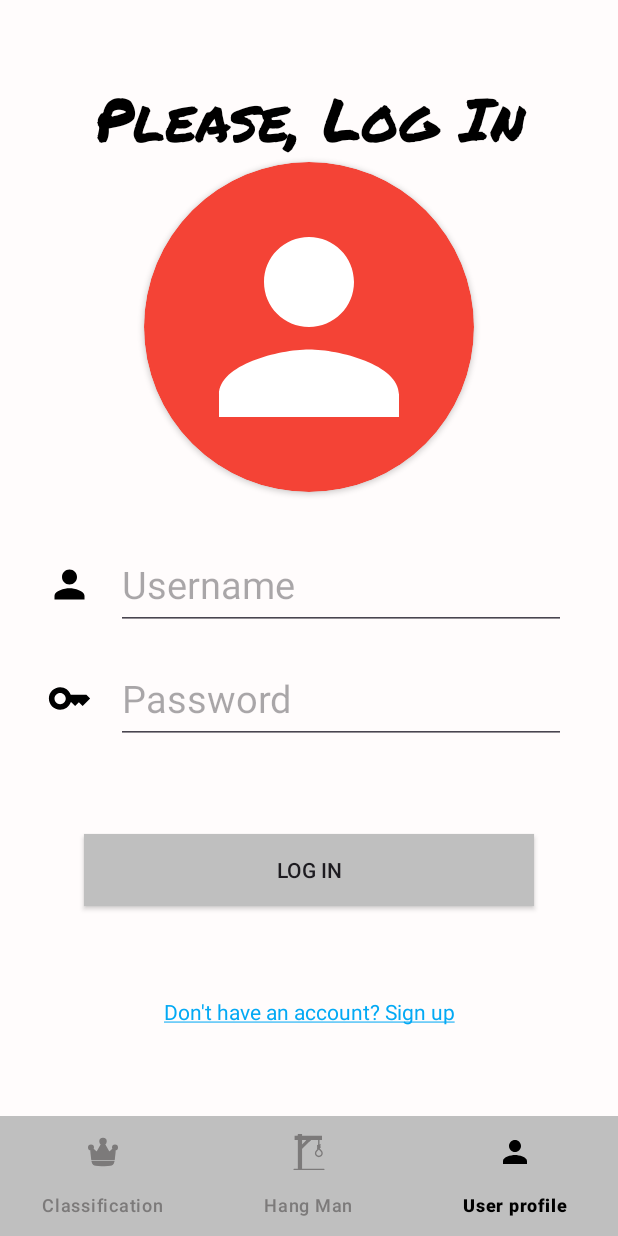
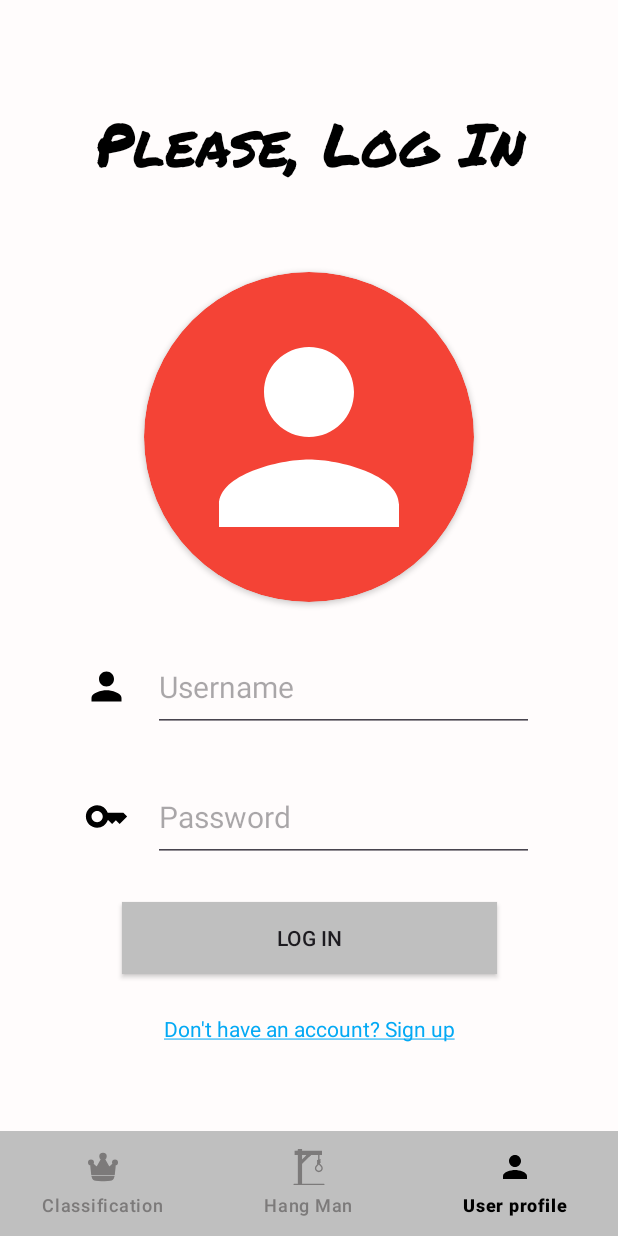
Before and after one commit to sgaleraalq/HangManGame, an Android app: the UserFragment screen opened through its navigation route, on a phone screen of 412 x 824 dp. Run offline under Robolectric (Android 15) with nearby library versions, the phone set to English and light mode, and no system bars; our stand-ins replace Dagger/Hilt's generated code, navigation-ui.

Commit message:
Some updates in layout

```diff
--- a/app/src/main/res/layout/activity_main.xml
+++ b/app/src/main/res/layout/activity_main.xml
@@ -22,7 +22,7 @@
     <com.google.android.material.bottomnavigation.BottomNavigationView
         android:id="@+id/navigationBar"
         android:layout_width="0dp"
-        android:layout_height="wrap_content"
+        android:layout_height="70dp"
         android:background="@color/darkWhite"
         app:itemActiveIndicatorStyle="@null"
         app:itemIconTint="@color/bottom_nav_selector"
--- a/app/src/main/res/layout/fragment_user.xml
+++ b/app/src/main/res/layout/fragment_user.xml
@@ -16,27 +16,28 @@
             android:id="@+id/ivLogInTitle"
             android:layout_width="match_parent"
             android:layout_height="wrap_content"
-            android:layout_marginTop="50dp"
+            android:layout_marginTop="40dp"
             android:fontFamily="@font/permanent_marker"
             android:gravity="center"
             android:text="@string/pleaseLogIn"
             android:textColor="@color/black"
             android:textSize="40sp"
+            app:layout_constraintBottom_toTopOf="@id/cvAccountImage"
             app:layout_constraintEnd_toEndOf="parent"
             app:layout_constraintStart_toStartOf="parent"
-            app:layout_constraintTop_toTopOf="parent"
-            app:layout_constraintBottom_toTopOf="@id/cvAccountImage"/>
+            app:layout_constraintTop_toTopOf="parent" />
 
         <androidx.cardview.widget.CardView
             android:id="@+id/cvAccountImage"
             android:layout_width="220dp"
             android:layout_height="220dp"
+            android:layout_marginTop="30dp"
             android:backgroundTint="@color/red"
             app:cardCornerRadius="110dp"
+            app:layout_constraintBottom_toTopOf="@id/llUserName"
             app:layout_constraintEnd_toEndOf="parent"
             app:layout_constraintStart_toStartOf="parent"
-            app:layout_constraintTop_toBottomOf="@id/ivLogInTitle"
-            app:layout_constraintBottom_toTopOf="@id/llUserName">
+            app:layout_constraintTop_toBottomOf="@id/ivLogInTitle">
 
             <ImageView
                 android:id="@+id/ivNotSigned"
@@ -50,9 +51,8 @@
 
         <LinearLayout
             android:id="@+id/llUserName"
-            android:layout_width="350dp"
+            android:layout_width="300dp"
             android:layout_height="wrap_content"
-            android:layout_marginTop="32dp"
             app:layout_constraintBottom_toTopOf="@+id/llPassword"
             app:layout_constraintEnd_toEndOf="parent"
             app:layout_constraintStart_toStartOf="parent"
@@ -68,24 +68,24 @@
 
             <EditText
                 android:id="@+id/etUserName"
-                android:layout_width="300dp"
+                android:layout_width="254dp"
                 android:layout_height="60dp"
                 android:hint="@string/userName"
                 android:maxLength="20"
                 android:maxLines="1"
-                android:textSize="25sp" />
+                android:textSize="20sp" />
 
         </LinearLayout>
 
 
         <LinearLayout
             android:id="@+id/llPassword"
-            android:layout_width="350dp"
+            android:layout_width="300dp"
             android:layout_height="wrap_content"
-            android:layout_marginTop="16dp"
             app:layout_constraintEnd_toEndOf="parent"
             app:layout_constraintStart_toStartOf="parent"
-            app:layout_constraintTop_toBottomOf="@+id/llUserName">
+            app:layout_constraintTop_toBottomOf="@id/llUserName"
+            app:layout_constraintBottom_toTopOf="@id/btnLogIn">
 
             <ImageView
                 android:layout_width="30dp"
@@ -97,37 +97,38 @@
 
             <EditText
                 android:id="@+id/etPassword"
-                android:layout_width="300dp"
+                android:layout_width="254dp"
                 android:layout_height="60dp"
                 android:hint="@string/password"
                 android:inputType="textPassword"
                 android:maxLength="10"
                 android:maxLines="1"
-                android:textSize="25sp" />
+                android:textSize="20sp" />
 
         </LinearLayout>
 
         <androidx.appcompat.widget.AppCompatButton
             android:id="@+id/btnLogIn"
-            android:layout_width="300dp"
+            android:layout_width="250dp"
             android:layout_height="wrap_content"
             android:background="@color/darkWhite"
             android:text="@string/logIn"
             app:layout_constraintBottom_toTopOf="@id/tvSignUp"
             app:layout_constraintEnd_toEndOf="parent"
             app:layout_constraintStart_toStartOf="parent"
-            app:layout_constraintTop_toBottomOf="@id/llPassword" />
+            app:layout_constraintTop_toBottomOf="@id/llPassword"/>
 
         <TextView
             android:id="@+id/tvSignUp"
             android:layout_width="wrap_content"
             android:layout_height="wrap_content"
+            android:layout_marginBottom="32dp"
             android:text="@string/notLoggedIn"
             android:textColor="@color/blue"
             app:layout_constraintBottom_toBottomOf="parent"
             app:layout_constraintEnd_toEndOf="parent"
             app:layout_constraintStart_toStartOf="parent"
-            app:layout_constraintTop_toBottomOf="@id/btnLogIn" />
+            app:layout_constraintTop_toBottomOf="@id/btnLogIn"/>
 
 
     </androidx.constraintlayout.widget.ConstraintLayout>
```
